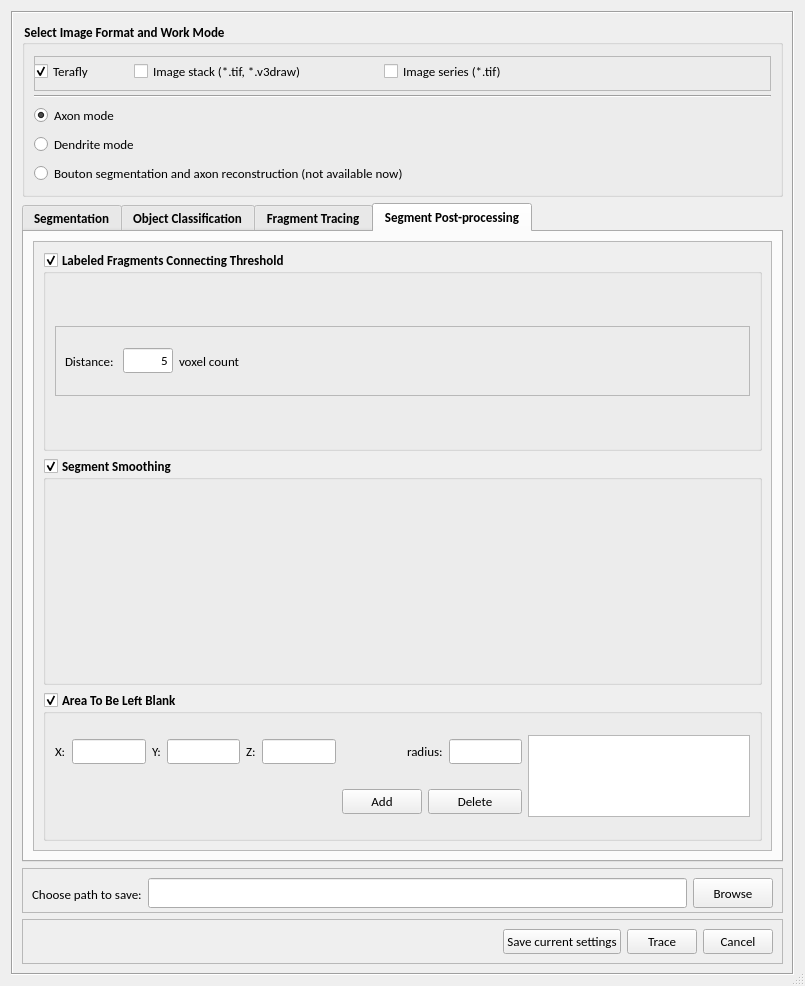
Before: the Qt Designer form hackathon/MK/Fragmented_autoTrace/fragmentedTraceUI.ui in Vaa3D/vaa3d_tools, drawn with Qt 5.
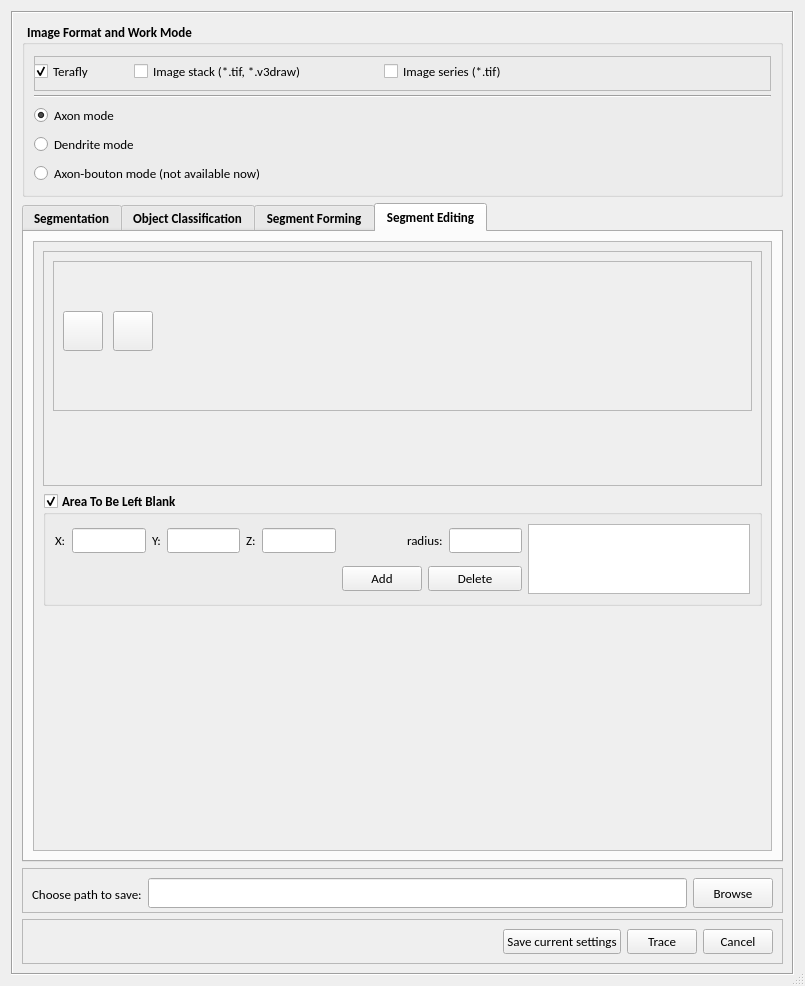
After: the same form once the commit is applied. The open tabs and pages were chosen to show the change. Icons and pictures are not drawn.

What changed in the file:
```diff
--- a/hackathon/MK/Fragmented_autoTrace/fragmentedTraceUI.ui
+++ b/hackathon/MK/Fragmented_autoTrace/fragmentedTraceUI.ui
@@ -88,7 +88,7 @@
          <string notr="true">color: rgb(0, 0, 0);</string>
         </property>
         <property name="title">
-         <string>Select Image Format and Work Mode</string>
+         <string> Image Format and Work Mode</string>
         </property>
         <property name="flat">
          <bool>false</bool>
@@ -248,7 +248,7 @@
             </font>
            </property>
            <property name="text">
-            <string>Bouton segmentation and axon reconstruction (not available now)</string>
+            <string>Axon-bouton mode (not available now)</string>
            </property>
           </widget>
          </item>
@@ -1021,7 +1021,7 @@
         </widget>
         <widget class="QWidget" name="tab_2">
          <attribute name="title">
-          <string>Fragment Tracing</string>
+          <string>Segment Forming</string>
          </attribute>
          <layout class="QVBoxLayout" name="verticalLayout_11">
           <item>
@@ -1128,7 +1128,7 @@
         </widget>
         <widget class="QWidget" name="tab_4">
          <attribute name="title">
-          <string>Segment Post-processing</string>
+          <string>Segment Editing</string>
          </attribute>
          <layout class="QVBoxLayout" name="verticalLayout_10">
           <item>
@@ -1147,26 +1147,32 @@
              </property>
              <layout class="QVBoxLayout" name="verticalLayout_16">
               <item>
-               <widget class="QGroupBox" name="groupBox_5">
+               <widget class="QFrame" name="frame_11">
                 <property name="maximumSize">
                  <size>
                   <width>16777215</width>
-                  <height>200</height>
+                  <height>300</height>
                  </size>
                 </property>
-                <property name="title">
-                 <string>Labeled Fragments Connecting Threshold</string>
+                <property name="frameShape">
+                 <enum>QFrame::StyledPanel</enum>
                 </property>
-                <property name="checkable">
-                 <bool>true</bool>
+                <property name="frameShadow">
+                 <enum>QFrame::Raised</enum>
                 </property>
-                <layout class="QVBoxLayout" name="verticalLayout_17">
+                <layout class="QVBoxLayout" name="verticalLayout_15">
                  <item>
-                  <widget class="QFrame" name="frame_13">
+                  <widget class="QFrame" name="frame_12">
+                   <property name="minimumSize">
+                    <size>
+                     <width>0</width>
+                     <height>150</height>
+                    </size>
+                   </property>
                    <property name="maximumSize">
                     <size>
-                     <width>16777215</width>
-                     <height>70</height>
+                     <width>10000</width>
+                     <height>200</height>
                     </size>
                    </property>
                    <property name="frameShape">
@@ -1175,84 +1181,108 @@
                    <property name="frameShadow">
                     <enum>QFrame::Raised</enum>
                    </property>
-                   <layout class="QHBoxLayout" name="horizontalLayout_9">
-                    <item>
-                     <widget class="QLabel" name="label_6">
-                      <property name="font">
-                       <font>
-                        <weight>50</weight>
-                        <bold>false</bold>
-                       </font>
-                      </property>
-                      <property name="text">
-                       <string>Distance: </string>
-                      </property>
-                     </widget>
-                    </item>
-                    <item>
-                     <widget class="QLineEdit" name="lineEdit_4">
-                      <property name="maximumSize">
-                       <size>
-                        <width>50</width>
-                        <height>16777215</height>
-                       </size>
-                      </property>
-                      <property name="font">
-                       <font>
-                        <weight>50</weight>
-                        <bold>false</bold>
-                       </font>
-                      </property>
-                      <property name="text">
-                       <string>5</string>
-                      </property>
-                      <property name="alignment">
-                       <set>Qt::AlignRight|Qt::AlignTrailing|Qt::AlignVCenter</set>
-                      </property>
-                     </widget>
-                    </item>
-                    <item>
-                     <widget class="QLabel" name="label_7">
-                      <property name="font">
-                       <font>
-                        <weight>50</weight>
-                        <bold>false</bold>
-                       </font>
-                      </property>
-                      <property name="text">
-                       <string>voxel count</string>
-                      </property>
-                     </widget>
-                    </item>
-                    <item>
-                     <spacer name="horizontalSpacer_2">
-                      <property name="orientation">
-                       <enum>Qt::Horizontal</enum>
-                      </property>
-                      <property name="sizeHint" stdset="0">
-                       <size>
-                        <width>488</width>
-                        <height>20</height>
-                       </size>
-                      </property>
-                     </spacer>
-                    </item>
-                   </layout>
+                   <widget class="QPushButton" name="pushButton_10">
+                    <property name="geometry">
+                     <rect>
+                      <x>10</x>
+                      <y>50</y>
+                      <width>40</width>
+                      <height>40</height>
+                     </rect>
+                    </property>
+                    <property name="minimumSize">
+                     <size>
+                      <width>40</width>
+                      <height>40</height>
+                     </size>
+                    </property>
+                    <property name="maximumSize">
+                     <size>
+                      <width>40</width>
+                      <height>40</height>
+                     </size>
+                    </property>
+                    <property name="mouseTracking">
+                     <bool>true</bool>
+                    </property>
+                    <property name="toolTip">
+                     <string>Undo</string>
+                    </property>
+                    <property name="whatsThis">
+                     <string/>
+                    </property>
+                    <property name="autoFillBackground">
+                     <bool>false</bool>
+                    </property>
+                    <property name="text">
+                     <string/>
+                    </property>
+                    <property name="icon">
+                     <iconset>
+                      <normalon>:/segEditingIcons/resources/segment_editing/undo.png</normalon>
+                     </iconset>
+                    </property>
+                   </widget>
+                   <widget class="QPushButton" name="pushButton_11">
+                    <property name="geometry">
+                     <rect>
+                      <x>60</x>
+                      <y>50</y>
+                      <width>40</width>
+                      <height>40</height>
+                     </rect>
+                    </property>
+                    <property name="minimumSize">
+                     <size>
+                      <width>40</width>
+                      <height>40</height>
+                     </size>
+                    </property>
+                    <property name="maximumSize">
+                     <size>
+                      <width>40</width>
+                      <height>40</height>
+                     </size>
+                    </property>
+                    <property name="mouseTracking">
+                     <bool>true</bool>
+                    </property>
+                    <property name="toolTip">
+                     <string>Redo</string>
+                    </property>
+                    <property name="whatsThis">
+                     <string/>
+                    </property>
+                    <property name="autoFillBackground">
+                     <bool>false</bool>
+                    </property>
+                    <property name="text">
+                     <string/>
+                    </property>
+                    <property name="icon">
+                     <iconset>
+                      <normalon>:/segEditingIcons/resources/segment_editing/redo.png</normalon>
+                     </iconset>
+                    </property>
+                   </widget>
                   </widget>
                  </item>
+                 <item>
+                  <spacer name="verticalSpacer">
+                   <property name="orientation">
+                    <enum>Qt::Vertical</enum>
+                   </property>
+                   <property name="sizeHint" stdset="0">
+                    <size>
+                     <width>20</width>
+                     <height>40</height>
+                    </size>
+                   </property>
+                  </spacer>
+                 </item>
                 </layout>
                </widget>
               </item>
-              <item>
-               <widget class="QGroupBox" name="groupBox_9">
-                <property name="title">
-                 <string>Segment Smoothing</string>
-                </property>
-                <property name="checkable">
-                 <bool>true</bool>
-                </property>
-               </widget>
-              </item>
               <item>
                <widget class="QGroupBox" name="groupBox_7">
                 <property name="maximumSize">
@@ -1421,6 +1451,19 @@
                 </layout>
                </widget>
               </item>
+              <item>
+               <spacer name="verticalSpacer_2">
+                <property name="orientation">
+                 <enum>Qt::Vertical</enum>
+                </property>
+                <property name="sizeHint" stdset="0">
+                 <size>
+                  <width>20</width>
+                  <height>40</height>
+                 </size>
+                </property>
+               </spacer>
+              </item>
              </layout>
             </widget>
            </widget>
```
Left out of the diff: 6 changed lines with no effect on the pictures.
